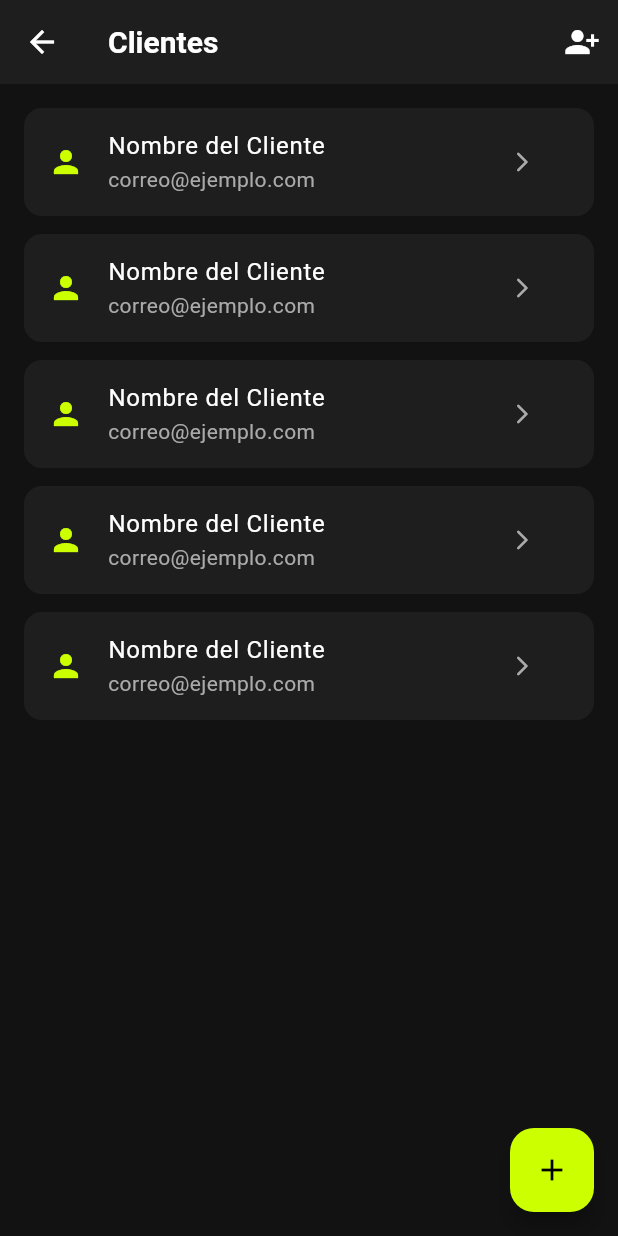
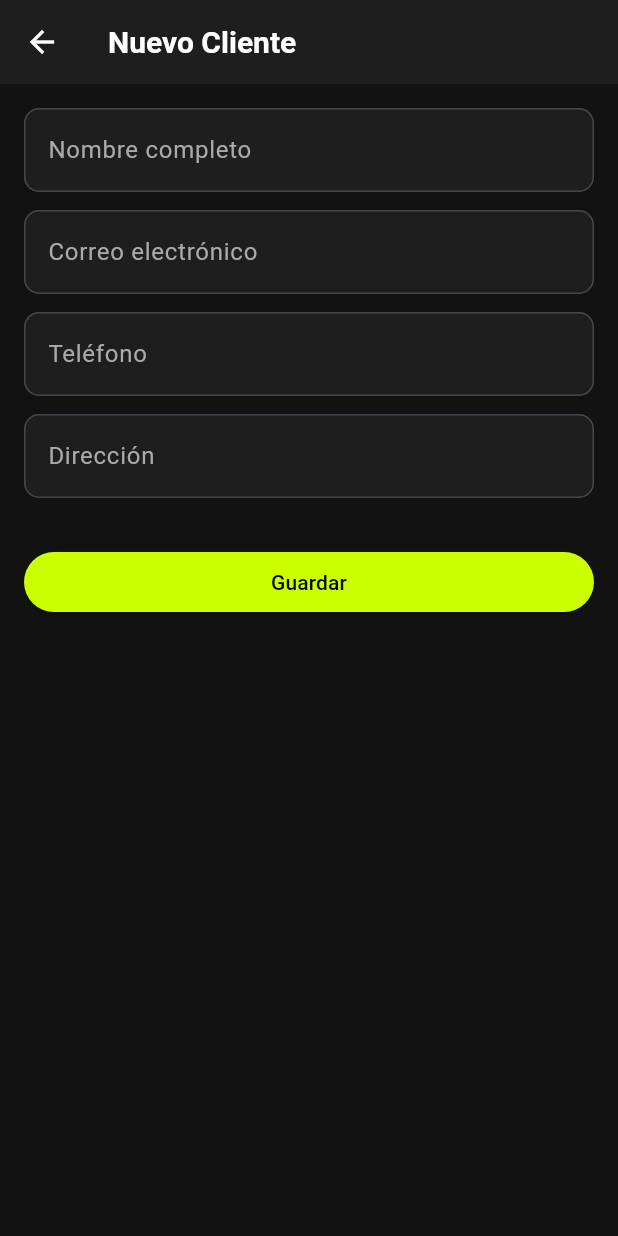
Before and after one commit to MrZhongli/Neon3dapp, a Flutter app: the ClientesPage screen opened directly, after a tap on the "person add alt 1" icon, on a phone screen of 412 x 824 dp. Run offline on Flutter 3.47's test engine with Material 3 defaults, Android fonts, the light colour scheme and no system bars.

Commit message:
feat: client forms and calculator workflow in work progress to design

```diff
--- a/lib/lib/ui/main_navbar.dart
+++ b/lib/lib/ui/main_navbar.dart
@@ -29,6 +29,10 @@ class _MainNavbarState extends State<MainNavbar> {
         currentIndex: _currentIndex,
         onTap: (index) => setState(() => _currentIndex = index),
         type: BottomNavigationBarType.fixed,
+        backgroundColor: const Color(0xFF1E1E1E),
+        selectedItemColor: const Color(0xFFCCFF00),
+        unselectedItemColor: const Color(0xFFAAAAAA),
+        selectedLabelStyle: const TextStyle(fontWeight: FontWeight.bold),
         items: const [
           BottomNavigationBarItem(
             icon: Icon(Icons.calculate),
--- /dev/null
+++ b/lib/lib/ui/pages/cliente_form_page.dart
@@ -0,0 +1,142 @@
+import 'package:flutter/material.dart';
+
+class ClientesPage extends StatelessWidget {
+  const ClientesPage({super.key});
+
+  void _navigateToForm(BuildContext context) {
+    Navigator.push(
+      context,
+      MaterialPageRoute(builder: (context) => const ClienteFormPage()),
+    );
+  }
+
+  @override
+  Widget build(BuildContext context) {
+    return Scaffold(
+      backgroundColor: const Color(0xFF121212),
+      appBar: AppBar(
+        backgroundColor: const Color(0xFF1E1E1E),
+        title: const Text('Clientes'),
+        titleTextStyle: const TextStyle(
+          color: Colors.white,
+          fontSize: 20,
+          fontWeight: FontWeight.bold,
+        ),
+        iconTheme: const IconThemeData(color: Colors.white),
+        actions: [
+          IconButton(
+            icon: const Icon(Icons.person_add_alt_1),
+            onPressed: () => _navigateToForm(context),
+            tooltip: 'Agregar cliente',
+          ),
+        ],
+      ),
+      body: Padding(
+        padding: const EdgeInsets.all(16),
+        child: ListView.builder(
+          itemCount: 5,
+          itemBuilder: (context, index) {
+            return Container(
+              margin: const EdgeInsets.only(bottom: 12),
+              decoration: BoxDecoration(
+                color: const Color(0xFF1E1E1E),
+                borderRadius: BorderRadius.circular(12),
+              ),
+              child: ListTile(
+                leading: const Icon(Icons.person, color: Color(0xFFCCFF00)),
+                title: const Text(
+                  'Nombre del Cliente',
+                  style: TextStyle(color: Colors.white),
+                ),
+                subtitle: const Text(
+                  'correo@ejemplo.com',
+                  style: TextStyle(color: Color(0xFFAAAAAA)),
+                ),
+                trailing: IconButton(
+                  icon: const Icon(Icons.arrow_forward_ios_rounded,
+                      color: Color(0xFFAAAAAA), size: 16),
+                  onPressed: () {},
+                ),
+              ),
+            );
+          },
+        ),
+      ),
+      floatingActionButton: FloatingActionButton(
+        onPressed: () => _navigateToForm(context),
+        backgroundColor: const Color(0xFFCCFF00),
+        foregroundColor: Colors.black,
+        child: const Icon(Icons.add),
+        tooltip: 'Nuevo cliente',
+      ),
+    );
+  }
+}
+
+class ClienteFormPage extends StatelessWidget {
+  const ClienteFormPage({super.key});
+
+  @override
+  Widget build(BuildContext context) {
+    final nameController = TextEditingController();
+    final emailController = TextEditingController();
+    final phoneController = TextEditingController();
+    final addressController = TextEditingController();
+
+    return Scaffold(
+      backgroundColor: const Color(0xFF121212),
+      appBar: AppBar(
+        backgroundColor: const Color(0xFF1E1E1E),
+        title: const Text('Nuevo Cliente'),
+        titleTextStyle: const TextStyle(
+          color: Colors.white,
+          fontSize: 20,
+          fontWeight: FontWeight.bold,
+        ),
+        iconTheme: const IconThemeData(color: Colors.white),
+      ),
+      body: Padding(
+        padding: const EdgeInsets.all(16),
+        child: ListView(
+          children: [
+            _buildTextField(nameController, 'Nombre completo'),
+            _buildTextField(emailController, 'Correo electrónico'),
+            _buildTextField(phoneController, 'Teléfono'),
+            _buildTextField(addressController, 'Dirección'),
+            const SizedBox(height: 20),
+            ElevatedButton(
+              style: ElevatedButton.styleFrom(
+                backgroundColor: const Color(0xFFCCFF00),
+                foregroundColor: Colors.black,
+              ),
+              onPressed: () {
+                // Aquí guardarías el cliente
+                Navigator.pop(context);
+              },
+              child: const Text('Guardar'),
+            ),
+          ],
+        ),
+      ),
+    );
+  }
+
+  Widget _buildTextField(TextEditingController controller, String label) {
+    return Padding(
+      padding: const EdgeInsets.only(bottom: 12),
+      child: TextField(
+        controller: controller,
+        style: const TextStyle(color: Colors.white),
+        decoration: InputDecoration(
+          labelText: label,
+          labelStyle: const TextStyle(color: Color(0xFFAAAAAA)),
+          filled: true,
+          fillColor: const Color(0xFF1E1E1E),
+          border: OutlineInputBorder(
+            borderRadius: BorderRadius.circular(10),
+          ),
+        ),
+      ),
+    );
+  }
+}
```
Also changed, not shown: lib/lib/ui/BottomNavigationBar.dart (deleted, +0 -49 lines), lib/lib/ui/pages/calculadora_page.dart (+82 -0 lines), lib/lib/ui/pages/cliente_perfil_page.dart (added, +65 -0 lines), lib/lib/ui/pages/clientes_page.dart (+61 -11 lines).
